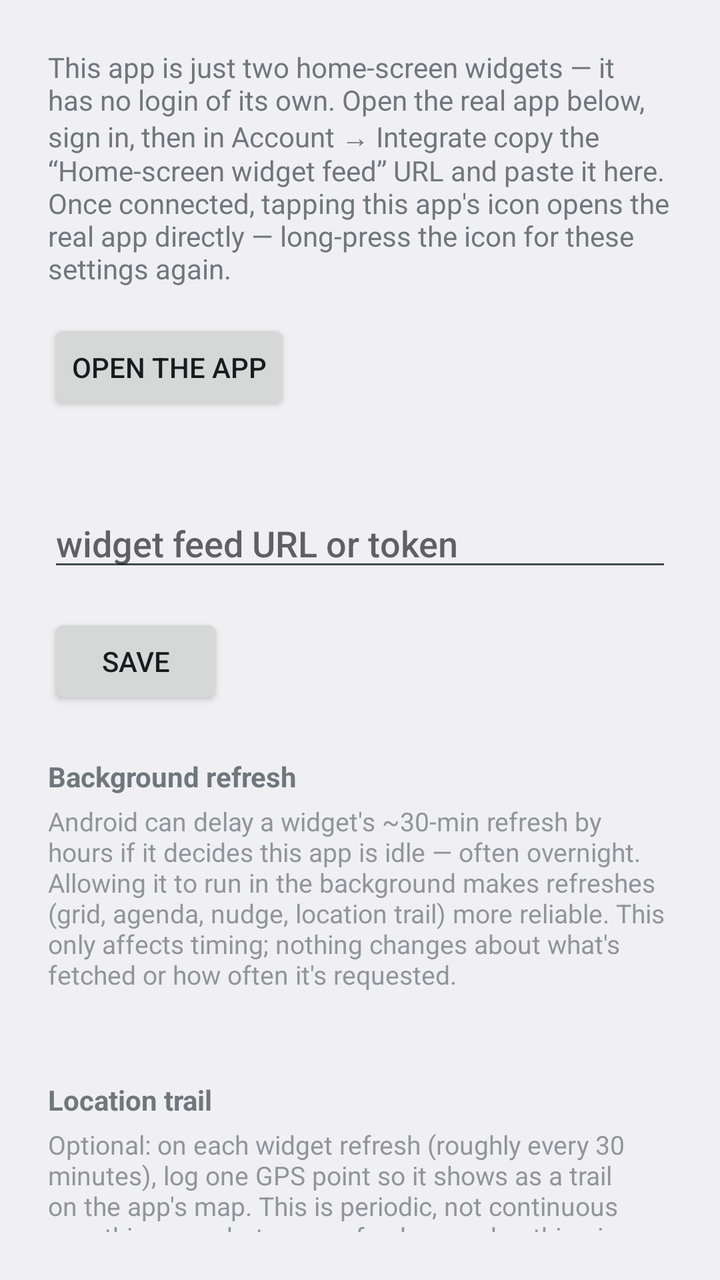
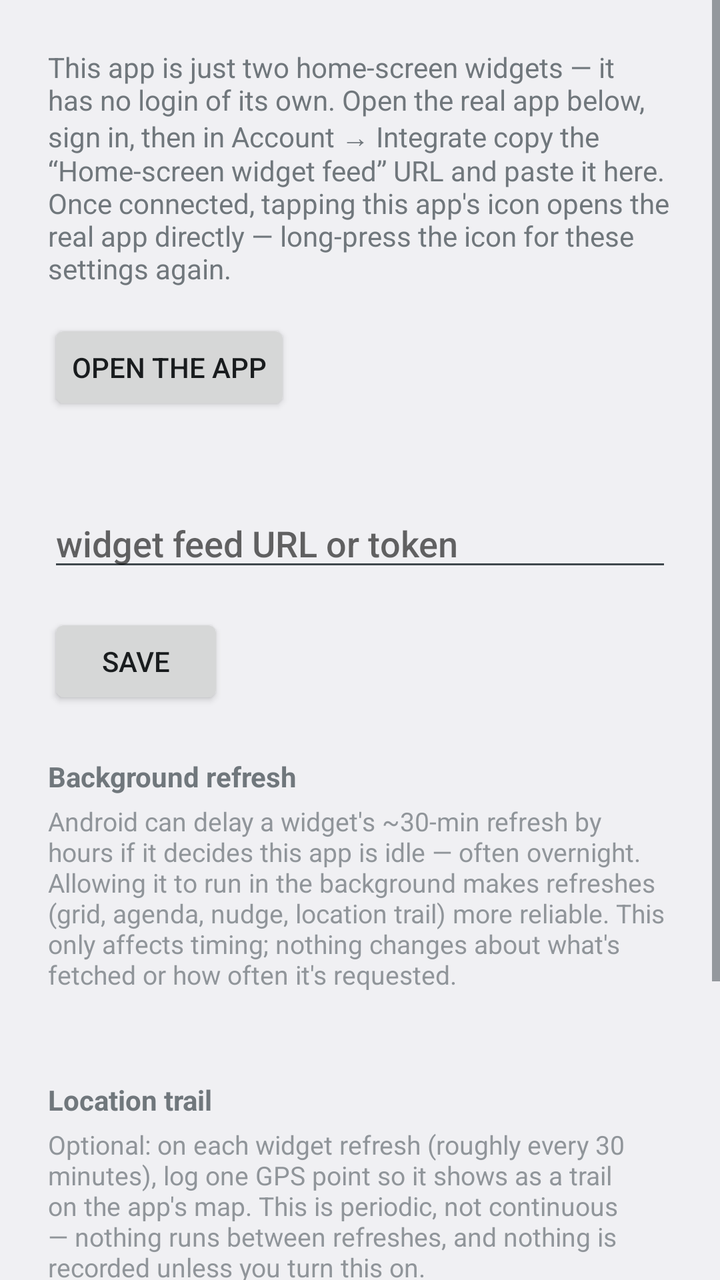

Two renders of the same Android screen: before a commit and after it. Below are the layout's source before the change and the commit's diff.
<!-- AndroidManifest.xml: application theme android:Theme.DeviceDefault.Light -->
<!-- res/layout/activity_settings.xml -->
<?xml version="1.0" encoding="utf-8"?>
<LinearLayout xmlns:android="http://schemas.android.com/apk/res/android"
    android:layout_width="match_parent"
    android:layout_height="match_parent"
    android:orientation="vertical"
    android:padding="24dp">

    <TextView
        android:id="@+id/update_banner"
        android:layout_width="match_parent"
        android:layout_height="wrap_content"
        android:paddingBottom="8dp"
        android:textSize="14sp"
        android:textStyle="bold"
        android:visibility="gone" />

    <Button
        android:id="@+id/update_button"
        android:layout_width="wrap_content"
        android:layout_height="wrap_content"
        android:layout_marginBottom="16dp"
        android:text="Download and install"
        android:visibility="gone" />

    <TextView
        android:layout_width="match_parent"
        android:layout_height="wrap_content"
        android:text="This app is just two home-screen widgets — it has no login of its own. Open the real app below, sign in, then in Account → Integrate copy the “Home-screen widget feed” URL and paste it here. Once connected, tapping this app's icon opens the real app directly — long-press the icon for these settings again."
        android:textSize="14sp"
        android:paddingBottom="16dp" />

    <Button
        android:id="@+id/open_app_button"
        android:layout_width="wrap_content"
        android:layout_height="wrap_content"
        android:text="Open the app" />

    <TextView
        android:id="@+id/sync_status"
        android:layout_width="match_parent"
        android:layout_height="wrap_content"
        android:layout_marginTop="16dp"
        android:layout_marginBottom="8dp"
        android:textSize="13sp" />

    <EditText
        android:id="@+id/token_input"
        android:layout_width="match_parent"
        android:layout_height="wrap_content"
        android:hint="widget feed URL or token"
        android:inputType="textNoSuggestions"
        android:maxLines="3" />

    <Button
        android:id="@+id/save_button"
        android:layout_width="wrap_content"
        android:layout_height="wrap_content"
        android:layout_marginTop="16dp"
        android:text="Save" />

    <TextView
        android:layout_width="match_parent"
        android:layout_height="wrap_content"
        android:layout_marginTop="24dp"
        android:text="Background refresh"
        android:textSize="14sp"
        android:textStyle="bold" />

    <TextView
        android:layout_width="match_parent"
        android:layout_height="wrap_content"
        android:layout_marginTop="4dp"
        android:text="Android can delay a widget's ~30-min refresh by hours if it decides this app is idle — often overnight. Allowing it to run in the background makes refreshes (grid, agenda, nudge, location trail) more reliable. This only affects timing; nothing changes about what's fetched or how often it's requested."
        android:textSize="13sp"
        android:alpha="0.75" />

    <TextView
        android:id="@+id/battery_status"
        android:layout_width="match_parent"
        android:layout_height="wrap_content"
        android:layout_marginTop="4dp"
        android:textSize="12sp"
        android:alpha="0.75" />

    <Button
        android:id="@+id/battery_button"
        android:layout_width="wrap_content"
        android:layout_height="wrap_content"
        android:layout_marginTop="4dp"
        android:text="Allow background activity"
        android:visibility="gone" />

    <TextView
        android:layout_width="match_parent"
        android:layout_height="wrap_content"
        android:layout_marginTop="24dp"
        android:text="Location trail"
        android:textSize="14sp"
        android:textStyle="bold" />

    <TextView
        android:layout_width="match_parent"
        android:layout_height="wrap_content"
        android:layout_marginTop="4dp"
        android:text="Optional: on each widget refresh (roughly every 30 minutes), log one GPS point so it shows as a trail on the app's map. This is periodic, not continuous — nothing runs between refreshes, and nothing is recorded unless you turn this on."
        android:textSize="13sp"
        android:alpha="0.75" />

    <Switch
        android:id="@+id/trail_switch"
        android:layout_width="wrap_content"
        android:layout_height="wrap_content"
        android:layout_marginTop="8dp"
        android:text="Record a location trail" />

    <TextView
        android:id="@+id/trail_status"
        android:layout_width="match_parent"
        android:layout_height="wrap_content"
        android:layout_marginTop="4dp"
        android:textSize="12sp"
        android:alpha="0.75" />

    <Button
        android:id="@+id/trail_permission_button"
        android:layout_width="wrap_content"
        android:layout_height="wrap_content"
        android:layout_marginTop="4dp"
        android:visibility="gone" />

    <TextView
        android:id="@+id/version_label"
        android:layout_width="match_parent"
        android:layout_height="wrap_content"
        android:layout_marginTop="24dp"
        android:textSize="11sp"
        android:alpha="0.6" />

    <Button
        android:id="@+id/check_update_button"
        android:layout_width="wrap_content"
        android:layout_height="wrap_content"
        android:layout_marginTop="8dp"
        android:text="Check for updates now" />

    <TextView
        android:id="@+id/check_update_status"
        android:layout_width="match_parent"
        android:layout_height="wrap_content"
        android:layout_marginTop="4dp"
        android:textSize="11sp"
        android:alpha="0.6" />

</LinearLayout>
<!-- resources referenced by this layout -->
<resources>

</resources>

<!-- the commit's change to res/layout/activity_settings.xml (unified diff, before → after) -->
@@ -1,7 +1,11 @@
 <?xml version="1.0" encoding="utf-8"?>
-<LinearLayout xmlns:android="http://schemas.android.com/apk/res/android"
+<ScrollView xmlns:android="http://schemas.android.com/apk/res/android"
     android:layout_width="match_parent"
-    android:layout_height="match_parent"
+    android:layout_height="match_parent">
+
+<LinearLayout
+    android:layout_width="match_parent"
+    android:layout_height="wrap_content"
     android:orientation="vertical"
     android:padding="24dp">
 
@@ -152,3 +156,4 @@
         android:alpha="0.6" />
 
 </LinearLayout>
+</ScrollView>
